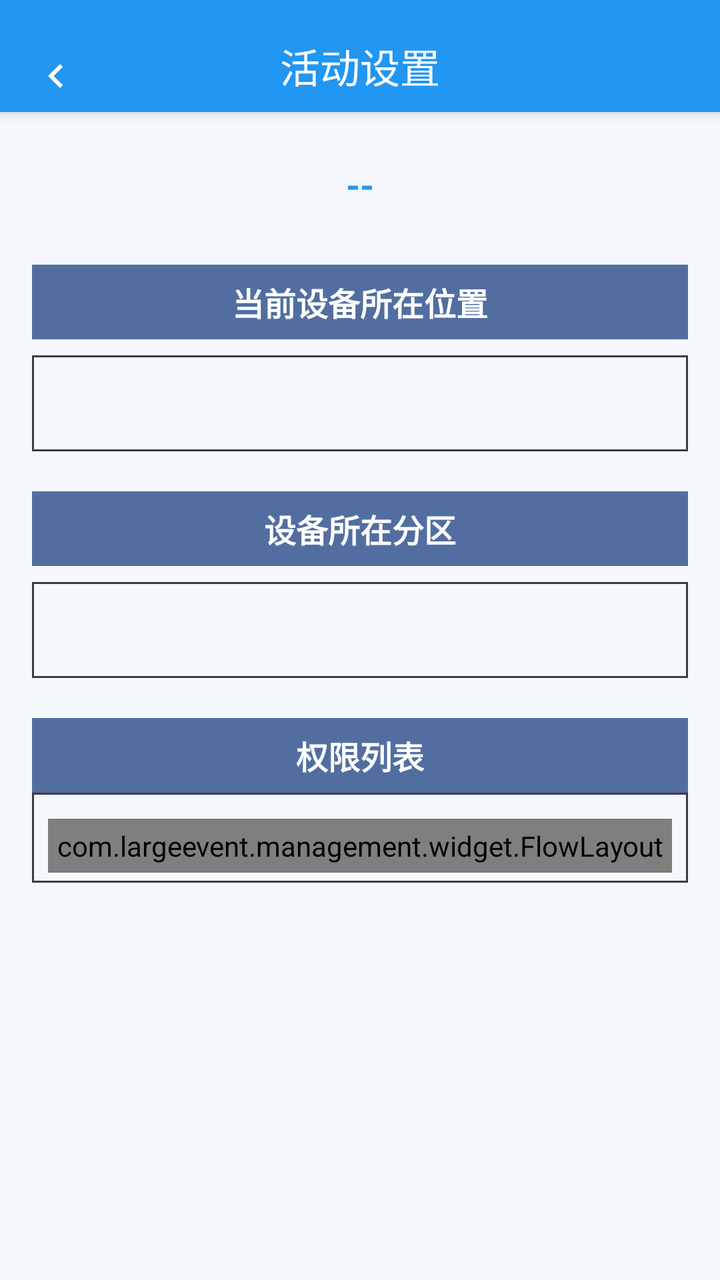
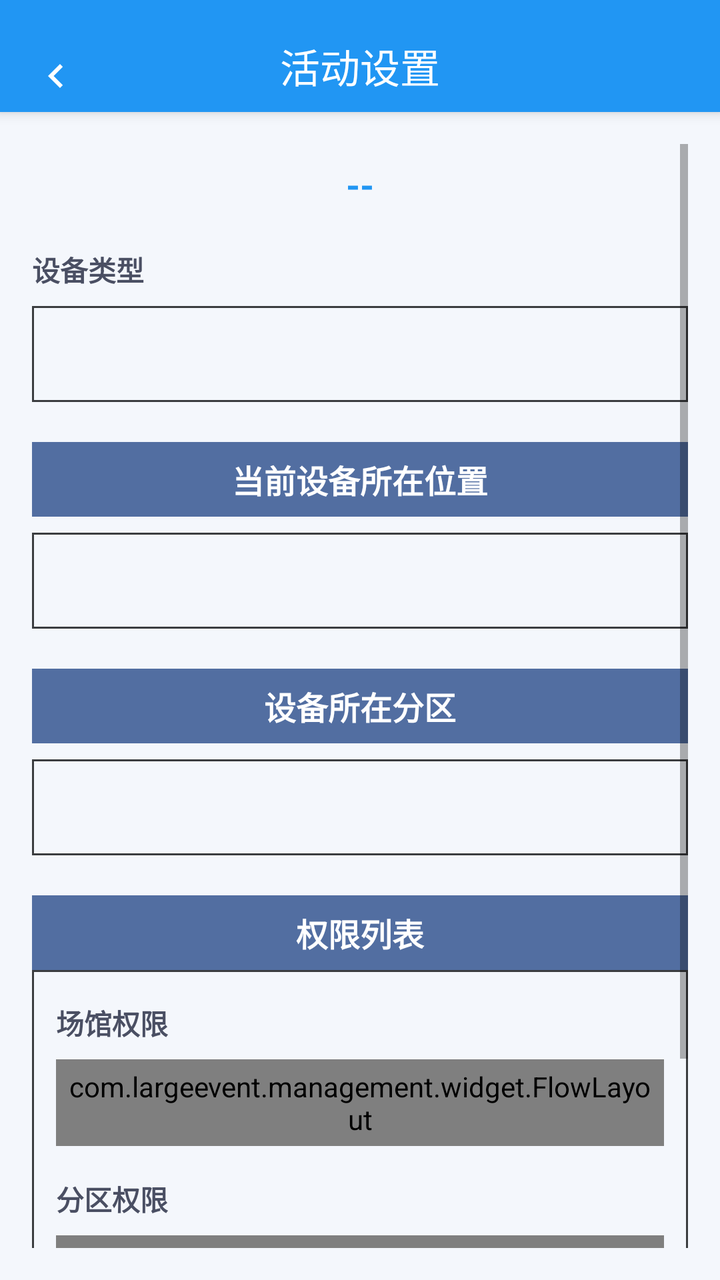

Before-and-after screenshots of an Android layout around one commit, followed by the original layout XML and the change that was made.
<!-- AndroidManifest.xml: application theme Theme.largeeventdigitalassistant -->
<!-- res/layout/activity_event_settings.xml -->
<?xml version="1.0" encoding="utf-8"?>
<LinearLayout xmlns:android="http://schemas.android.com/apk/res/android"
    xmlns:app="http://schemas.android.com/apk/res-auto"
    android:layout_width="match_parent"
    android:layout_height="match_parent"
    android:background="#F4F7FC"
    android:orientation="vertical">

    
    <com.google.android.material.appbar.MaterialToolbar
        android:id="@+id/toolbar"
        android:layout_width="match_parent"
        android:layout_height="56dp"
        android:background="@color/primary_blue"
        android:elevation="4dp"
        android:paddingTop="10dp"
        app:navigationIcon="@drawable/ic_back_simple"
        app:title="活动设置"
        app:titleCentered="true"
        app:titleTextAppearance="@style/TextAppearance.AppCompat.Title"
        app:titleTextColor="@color/white" />

    <ScrollView
        android:layout_width="match_parent"
        android:layout_height="match_parent"
        android:padding="16dp">

        <LinearLayout
            android:layout_width="match_parent"
            android:layout_height="wrap_content"
            android:orientation="vertical">

            
            <TextView
                android:id="@+id/tv_event_name"
                android:layout_width="match_parent"
                android:layout_height="wrap_content"
                android:gravity="center"
                android:padding="8dp"
                android:text="--"
                android:textColor="@color/primary_blue"
                android:textSize="18sp"
                android:textStyle="bold" />

            <TextView
                android:visibility="gone"
                android:layout_width="match_parent"
                android:layout_height="wrap_content"
                android:background="@color/primary_gre"
                android:gravity="center"
                android:padding="12dp"
                android:text="场次列表"
                android:textColor="@color/white"
                android:textSize="16sp"
                android:textStyle="bold" />

            <com.largeevent.management.widget.FlowLayout
                android:visibility="gone"
                android:id="@+id/container_sessions"
                android:layout_width="match_parent"
                android:layout_height="wrap_content"
                android:layout_marginTop="12dp"
                android:padding="4dp" />

            <TextView
                android:visibility="visible"
                android:layout_width="match_parent"
                android:layout_height="wrap_content"
                android:layout_marginTop="20dp"
                android:background="#526EA1"
                android:gravity="center"
                android:padding="7dp"
                android:text="当前设备所在位置"
                android:textColor="@color/white"
                android:textSize="16sp"
                android:textStyle="bold" />

            <Spinner
                android:id="@+id/spinner_location"
                android:layout_width="match_parent"
                android:layout_height="48dp"
                android:layout_marginTop="8dp"
                android:background="@drawable/bg_outline_button2"
                android:paddingLeft="12dp"
                android:paddingRight="12dp" />

            <TextView
                android:visibility="visible"
                android:layout_width="match_parent"
                android:layout_height="wrap_content"
                android:layout_marginTop="20dp"
                android:background="#526EA1"
                android:gravity="center"
                android:padding="7dp"
                android:text="设备所在分区"
                android:textColor="@color/white"
                android:textSize="16sp"
                android:textStyle="bold" />

            <Spinner
                android:id="@+id/spinner_zone"
                android:layout_width="match_parent"
                android:layout_height="48dp"
                android:layout_marginTop="8dp"
                android:background="@drawable/bg_outline_button2"
                android:paddingLeft="12dp"
                android:paddingRight="12dp" />

            <TextView
                android:layout_width="match_parent"
                android:layout_height="wrap_content"
                android:layout_marginTop="20dp"
                android:background="#526EA1"
                android:gravity="center"
                android:padding="7dp"
                android:text="权限列表"
                android:textColor="@color/white"
                android:textSize="16sp"
                android:textStyle="bold" />
            <LinearLayout
                android:background="@drawable/bg_outline_button2"
                android:orientation="vertical"
                android:layout_width="match_parent"
                android:layout_height="wrap_content">
                <TextView
                    android:visibility="gone"
                    android:layout_width="wrap_content"
                    android:layout_height="wrap_content"
                    android:layout_marginTop="16dp"
                    android:text="场馆权限"
                    android:textColor="#4A4F63"
                    android:textSize="14sp" />

                <com.largeevent.management.widget.FlowLayout
                    android:id="@+id/container_venue_permissions"
                    android:layout_width="match_parent"
                    android:layout_height="wrap_content"
                    android:layout_marginTop="8dp"
                    android:padding="4dp" />

                <TextView
                    android:visibility="gone"
                    android:layout_width="wrap_content"
                    android:layout_height="wrap_content"
                    android:layout_marginTop="16dp"
                    android:text="区域权限"
                    android:textColor="#4A4F63"
                    android:textSize="14sp" />

                <com.largeevent.management.widget.FlowLayout
                    android:visibility="gone"
                    android:id="@+id/container_area_permissions"
                    android:layout_width="match_parent"
                    android:layout_height="wrap_content"
                    android:layout_marginTop="8dp"
                    android:padding="4dp" />
            </LinearLayout>



            <androidx.appcompat.widget.AppCompatButton
                android:visibility="gone"
                android:id="@+id/btn_sync_data"
                android:layout_width="match_parent"
                android:layout_height="48dp"
                android:layout_marginTop="12dp"
                android:background="@drawable/bg_button_primary"
                android:text="同步数据"
                android:textColor="@android:color/white"
                android:textSize="16sp" />

            <TextView
                android:id="@+id/tv_sync_status"
                android:layout_width="match_parent"
                android:layout_height="wrap_content"
                android:layout_marginTop="12dp"
                android:background="#F4F7FC"
                android:gravity="center"
                android:padding="8dp"
                android:text="尚未同步数据"
                android:textColor="#9AA0B5"
                android:textSize="12sp"
                android:visibility="gone" />

            <LinearLayout
                android:id="@+id/layout_sync_details"
                android:layout_width="match_parent"
                android:layout_height="wrap_content"
                android:layout_marginTop="12dp"
                android:gravity="center"
                android:orientation="horizontal"
                android:visibility="gone">

                <TextView
                    android:id="@+id/tv_person_total"
                    android:layout_width="0dp"
                    android:layout_height="wrap_content"
                    android:layout_weight="1"
                    android:text="人证：0条"
                    android:textColor="@color/primary_blue"
                    android:textSize="14sp" />

                <TextView
                    android:id="@+id/tv_vehicle_total"
                    android:layout_width="0dp"
                    android:layout_height="wrap_content"
                    android:layout_weight="1"
                    android:gravity="end"
                    android:text="车证：0条"
                    android:textColor="@color/primary_blue"
                    android:textSize="14sp" />
            </LinearLayout>

            <androidx.appcompat.widget.AppCompatButton
                android:id="@+id/btn_view_data_detail"
                android:layout_width="match_parent"
                android:layout_height="48dp"
                android:layout_marginTop="16dp"
                android:background="@drawable/bg_button_primary"
                android:drawableStart="@drawable/ic_camera_blue"
                android:drawablePadding="8dp"
                android:text="查看数据详情"
                android:textColor="@android:color/white"
                android:visibility="gone" />
        </LinearLayout>
    </ScrollView>
</LinearLayout>
<!-- resources referenced by this layout -->
<resources>
  <color name="primary_blue">#2196F3</color>
  <color name="primary_gre">#5F68A6</color>
  <color name="white">#FFFFFFFF</color>
  <!-- drawable bg_button_primary (drawable) -->
  <?xml version="1.0" encoding="utf-8"?>
  <shape xmlns:android="http://schemas.android.com/apk/res/android"
      android:shape="rectangle">
      <solid android:color="@color/primary_blue" />
      <corners android:radius="6dp" />
      <padding
          android:left="24dp"
          android:top="12dp"
          android:right="24dp"
          android:bottom="12dp" />
  </shape>
  <!-- drawable bg_outline_button2 (drawable) -->
  <?xml version="1.0" encoding="utf-8"?>
  <shape xmlns:android="http://schemas.android.com/apk/res/android"
      android:shape="rectangle">
      <solid android:color="@android:color/transparent" />
      <corners android:radius="0dp" />
      <stroke
          android:width="1dp"
          android:color="#3B3D40" />
      <padding
          android:left="8dp"
          android:top="5dp"
          android:right="8dp"
          android:bottom="5dp" />
  </shape>
  <!-- drawable ic_back_simple (drawable) -->
  <?xml version="1.0" encoding="utf-8"?>
  <vector xmlns:android="http://schemas.android.com/apk/res/android"
      android:width="24dp"
      android:height="24dp"
      android:viewportWidth="24"
      android:viewportHeight="24">
      <path
          android:fillColor="@android:color/white"
          android:pathData="M15.41,7.41L14,6l-6,6 6,6 1.41,-1.41L10.83,12z" />
  </vector>
  <!-- drawable ic_camera_blue (drawable) -->
  <?xml version="1.0" encoding="utf-8"?>
  <vector xmlns:android="http://schemas.android.com/apk/res/android"
      android:width="24dp"
      android:height="24dp"
      android:viewportWidth="24"
      android:viewportHeight="24">
      <path
          android:fillColor="#2196F3"
          android:pathData="M9,2L7.17,4H4c-1.1,0 -2,0.9 -2,2v12c0,1.1 0.9,2 2,2h16c1.1,0 2,-0.9 2,-2V6c0,-1.1 -0.9,-2 -2,-2h-3.17L15,2H9zm3,5c2.76,0 5,2.24 5,5s-2.24,5 -5,5 -5,-2.24 -5,-5 2.24,-5 5,-5zm0,2c-1.66,0 -3,1.34 -3,3s1.34,3 3,3 3,-1.34 3,-3 -1.34,-3 -3,-3z" />
  </vector>
  <style name="Theme.largeeventdigitalassistant" parent="Theme.MaterialComponents.DayNight.NoActionBar">
          
          <item name="colorPrimary">@color/purple_500</item>
          <item name="colorPrimaryVariant">@color/purple_700</item>
          <item name="colorOnPrimary">@color/white</item>
          
          <item name="colorSecondary">@color/teal_200</item>
          <item name="colorSecondaryVariant">@color/teal_700</item>
          <item name="colorOnSecondary">@color/black</item>
          
          <item name="android:statusBarColor">@android:color/transparent</item>
          <item name="android:windowTranslucentStatus">true</item>
          <item name="windowActionBar">false</item>
          <item name="windowNoTitle">true</item>
          
      </style>
  <color name="purple_500">#FF6200EE</color>
  <color name="purple_700">#FF3700B3</color>
  <color name="teal_200">#FF03DAC5</color>
  <color name="teal_700">#FF018786</color>
  <color name="black">#FF000000</color>
</resources>

<!-- the commit's change to res/layout/activity_event_settings.xml (unified diff, before → after) -->
@@ -63,6 +63,66 @@
                 android:padding="4dp" />
 
             <TextView
+                android:visibility="gone"
+                android:layout_width="match_parent"
+                android:layout_height="wrap_content"
+                android:layout_marginTop="16dp"
+                android:text="子活动（单位）"
+                android:textColor="#4A4F63"
+                android:textSize="14sp"
+                android:textStyle="bold" />
+
+            <Spinner
+                android:id="@+id/spinner_sub_unit"
+                android:visibility="gone"
+                android:layout_width="match_parent"
+                android:layout_height="48dp"
+                android:layout_marginTop="8dp"
+                android:background="@drawable/bg_outline_button2"
+                android:paddingLeft="12dp"
+                android:paddingRight="12dp" />
+
+            <LinearLayout
+                android:visibility="gone"
+                android:layout_width="match_parent"
+                android:layout_height="wrap_content"
+                android:layout_marginTop="16dp"
+                android:gravity="center_vertical"
+                android:orientation="horizontal">
+
+                <TextView
+                    android:layout_width="0dp"
+                    android:layout_height="wrap_content"
+                    android:layout_weight="1"
+                    android:text="启用证件激活校验"
+                    android:textColor="#4A4F63"
+                    android:textSize="14sp" />
+
+                <androidx.appcompat.widget.SwitchCompat
+                    android:id="@+id/switch_activation_check"
+                    android:layout_width="wrap_content"
+                    android:layout_height="wrap_content" />
+            </LinearLayout>
+
+            <TextView
+                android:layout_width="match_parent"
+                android:layout_height="wrap_content"
+                android:layout_marginTop="12dp"
+                android:text="设备类型"
+                android:textColor="#4A4F63"
+                android:textSize="14sp"
+                android:textStyle="bold" />
+
+            <Spinner
+                android:id="@+id/spinner_eqp_type"
+                android:layout_width="match_parent"
+                android:layout_height="48dp"
+                android:layout_marginTop="8dp"
+                android:background="@drawable/bg_outline_button2"
+                android:paddingLeft="12dp"
+                android:paddingRight="12dp" />
+
+            <TextView
                 android:visibility="visible"
                 android:layout_width="match_parent"
                 android:layout_height="wrap_content"
@@ -118,18 +178,20 @@
                 android:textSize="16sp"
                 android:textStyle="bold" />
             <LinearLayout
+                android:layout_width="match_parent"
+                android:layout_height="wrap_content"
                 android:background="@drawable/bg_outline_button2"
                 android:orientation="vertical"
-                android:layout_width="match_parent"
-                android:layout_height="wrap_content">
-                <TextView
-                    android:visibility="gone"
+                android:padding="12dp">
+
+                <TextView
                     android:layout_width="wrap_content"
                     android:layout_height="wrap_content"
-                    android:layout_marginTop="16dp"
+                    android:layout_marginTop="4dp"
                     android:text="场馆权限"
                     android:textColor="#4A4F63"
-                    android:textSize="14sp" />
+                    android:textSize="14sp"
+                    android:textStyle="bold" />
 
                 <com.largeevent.management.widget.FlowLayout
                     android:id="@+id/container_venue_permissions"
@@ -139,17 +201,32 @@
                     android:padding="4dp" />
 
                 <TextView
-                    android:visibility="gone"
+                    android:layout_width="wrap_content"
+                    android:layout_height="wrap_content"
+                    android:layout_marginTop="16dp"
+                    android:text="分区权限"
+                    android:textColor="#4A4F63"
+                    android:textSize="14sp"
+                    android:textStyle="bold" />
+
+                <com.largeevent.management.widget.FlowLayout
+                    android:id="@+id/container_partition_permissions"
+                    android:layout_width="match_parent"
+                    android:layout_height="wrap_content"
+                    android:layout_marginTop="8dp"
+                    android:padding="4dp" />
+
+                <TextView
                     android:layout_width="wrap_content"
                     android:layout_height="wrap_content"
                     android:layout_marginTop="16dp"
                     android:text="区域权限"
                     android:textColor="#4A4F63"
-                    android:textSize="14sp" />
+                    android:textSize="14sp"
+                    android:textStyle="bold" />
 
                 <com.largeevent.management.widget.FlowLayout
-                    android:visibility="gone"
-                    android:id="@+id/container_area_permissions"
+                    android:id="@+id/container_cert_zone_permissions"
                     android:layout_width="match_parent"
                     android:layout_height="wrap_content"
                     android:layout_marginTop="8dp"
